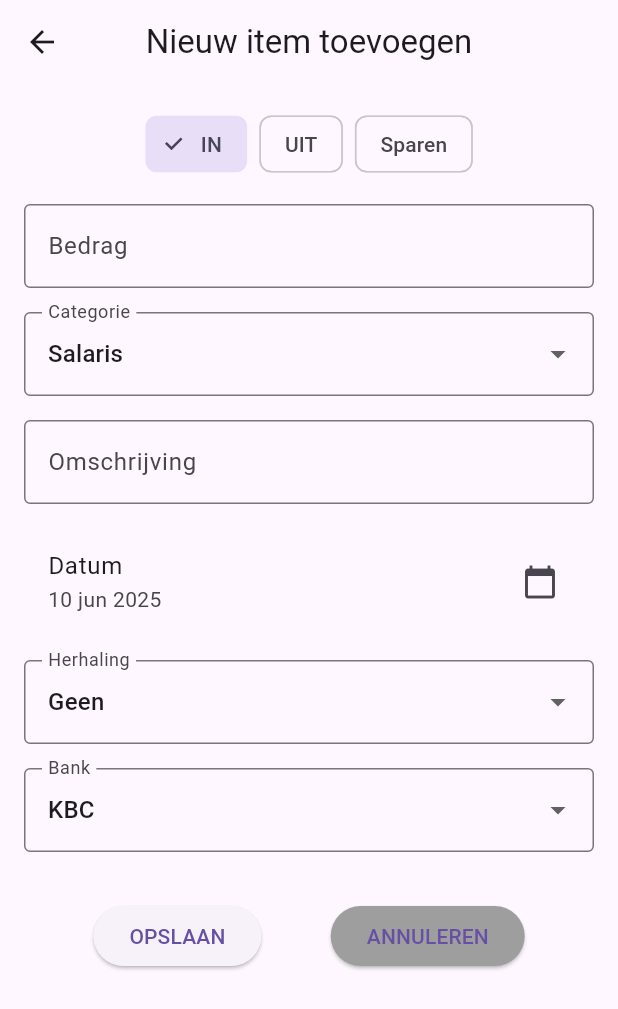
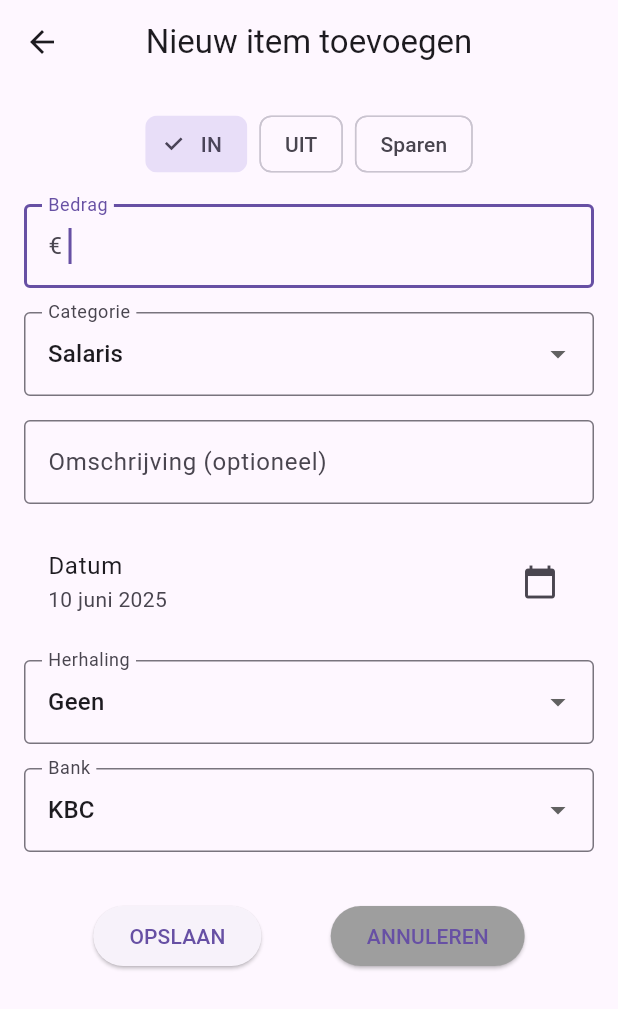
Before and after one commit to Mikedc1205/mijn-budget-app, a Flutter app: the screen it shows after launch, after a tap on the "add" icon, on a phone screen of 412 x 824 dp. Shown: the top 1009 px of the screen. Run offline on Flutter 3.47's test engine with Material 3 defaults, Android fonts, the light colour scheme and no system bars; our stand-ins replace shared_preferences.

Commit message:
Functionaliteit voor spaargeld toevoegen en debug prints voor uitgaven

```diff
--- a/lib/main.dart
+++ b/lib/main.dart
@@ -1,6 +1,6 @@
 import 'dart:convert';
 import 'screens/budget_scherm.dart';
-import 'screens/spaargeld_scherm.dart';
+import 'screens/spaargeld_scherm.dart'; // Importeer het bijgewerkte SpaargeldScherm
 import 'screens/opties_scherm.dart';
 
 import 'package:flutter/material.dart';
@@ -21,7 +21,7 @@
   double bedrag;
   String type; // 'inkomen', 'uitgave' of 'spaar'
   String categorie;
-  String bank; // 'KBC', 'Keytrade', 'Belfius'
+  String bank; // 'KBC', 'Keytrade', 'Belfius', 'Cash'
   String omschrijving;
   String herhaling; // 'Geen', 'Wekelijks', 'Maandelijks', 'Jaarlijks'
   bool uitSpaarpot;
@@ -104,9 +104,10 @@
   int _currentIndex = 0;
   late Future<void> _initialLoad; // om in initState te laden
 
+  // Veranderd: SpaargeldScherm is nu geen const meer in deze lijst
   final List<Widget> _schermen = [
     const BudgetScherm(),
-    const SpaargeldScherm(),
+    SpaargeldScherm(), // GEEN 'const' meer hier
     const OptiesScherm(),
   ];
 
@@ -204,7 +205,10 @@
                     onTransactieChanged: _saveData,
                   );
                 } else if (w is SpaargeldScherm) {
-                  return const SpaargeldScherm();
+                  // SpaargeldScherm krijgt nu de _saveData callback mee
+                  return SpaargeldScherm(
+                    onSpaargeldChanged: _saveData,
+                  );
                 } else if (w is OptiesScherm) {
                   return OptiesScherm(
                     onWisAlles: () async {
@@ -245,19 +249,3 @@
     );
   }
 }
-
-// ------------ BudgetScherm ------------
-
-
-// ------------ TransactionListScherm ------------
-
-
-// ------------ VoegTransactieToeScherm ------------
-
-
-
-// ------------ SpaargeldScherm ------------
-
-
-
-// ------------ OptiesScherm ------------
--- a/lib/screens/budget_scherm.dart
+++ b/lib/screens/budget_scherm.dart
@@ -3,6 +3,7 @@
 import 'transaction_list_scherm.dart';
 import 'voeg_transactie_toe_scherm.dart';
 
+// Dit is een testcommentaarregel: aangepast door de AI.
 // Zorg ervoor dat 'maandNamen' hier of in main.dart gedefinieerd is.
 // Als het in main.dart staat en je hebt het import-statement correct, is het goed.
 // Anders, voeg deze lijst toe:
--- a/lib/screens/spaargeld_scherm.dart
+++ b/lib/screens/spaargeld_scherm.dart
@@ -1,100 +1,96 @@
 import 'package:flutter/material.dart';
-import '../main.dart'; // zodat spaarsaldi beschikbaar is
+import '../main.dart'; // Voor toegang tot de globale 'spaarsaldi' map en Transactie model
+import '../screens/voeg_spaar_transactie_toe_scherm.dart'; // NIEUW: Importeer het scherm voor spaartransacties
 
 class SpaargeldScherm extends StatefulWidget {
-  const SpaargeldScherm({Key? key}) : super(key: key);
+  final Future<void> Function()? onSpaargeldChanged;
+
+  const SpaargeldScherm({Key? key, this.onSpaargeldChanged}) : super(key: key);
 
   @override
   State<SpaargeldScherm> createState() => _SpaargeldSchermState();
 }
 
 class _SpaargeldSchermState extends State<SpaargeldScherm> {
-  // De widget voor één spaarkaart
-  Widget spaarkaart(String naam, double saldo, Color kleur) {
-    return Card(
-      color: kleur.withOpacity(0.1),
-      margin: const EdgeInsets.symmetric(vertical: 8, horizontal: 16),
-      child: ListTile(
-        leading: Icon(
-          Icons.account_balance,
-          color: kleur,
-          size: 32,
-        ),
-        title: Text(
-          naam,
-          style: TextStyle(
-            fontSize: 18,
-            color: kleur,
-            fontWeight: FontWeight.bold,
-          ),
-        ),
-        trailing: Row(
-          mainAxisSize: MainAxisSize.min,
-          children: [
-            Text(
-              '€ ${saldo.toStringAsFixed(2)}',
-              style: TextStyle(
-                fontSize: 16,
-                color: kleur,
-                fontWeight: FontWeight.w600,
-              ),
-            ),
-            IconButton(
-              icon: const Icon(Icons.edit),
-              tooltip: 'Wijzig saldo',
-              onPressed: () async {
-                final controller = TextEditingController(text: saldo.toStringAsFixed(2));
-                final result = await showDialog<double>(
-                  context: context,
-                  builder: (context) => AlertDialog(
-                    title: Text('Wijzig saldo voor $naam'),
-                    content: TextField(
-                      controller: controller,
-                      keyboardType: const TextInputType.numberWithOptions(decimal: true),
-                      decoration: const InputDecoration(labelText: 'Nieuw saldo (€)'),
-                    ),
-                    actions: [
-                      TextButton(
-                        onPressed: () => Navigator.of(context).pop(), // Annuleren
-                        child: const Text('Annuleren'),
-                      ),
-                      TextButton(
-                        onPressed: () {
-                          final value = double.tryParse(controller.text.replaceAll(',', '.'));
-                          Navigator.of(context).pop(value);
-                        },
-                        child: const Text('Opslaan'),
-                      ),
-                    ],
-                  ),
-                );
-                if (result != null) {
-                  setState(() {
-                    spaarsaldi[naam] = result;
-                  });
-                }
-              },
-            ),
-          ],
-        ),
-      ),
-    );
-  }
-
   @override
   Widget build(BuildContext context) {
     return Scaffold(
       appBar: AppBar(
-        title: const Text('Spaargeld'),
+        title: const Text('Mijn Spaargeld'),
         centerTitle: true,
       ),
-      body: ListView(
-        children: [
-          spaarkaart('KBC', spaarsaldi['KBC'] ?? 0.0, Colors.blue),
-          spaarkaart('Keytrade', spaarsaldi['Keytrade'] ?? 0.0, Colors.purple),
-          spaarkaart('Belfius', spaarsaldi['Belfius'] ?? 0.0, Colors.red),
-          spaarkaart('Cash', spaarsaldi['Cash'] ?? 0.0, Colors.grey),
-        ],
+      body: spaarsaldi.isEmpty
+          ? const Center(
+        child: Text(
+          'Nog geen spaarsaldi. Voeg transacties toe!',
+          style: TextStyle(fontSize: 16, color: Colors.grey),
+          textAlign: TextAlign.center,
+        ),
+      )
+          : ListView.builder(
+        padding: const EdgeInsets.all(16),
+        itemCount: spaarsaldi.length,
+        itemBuilder: (context, index) {
+          String bankNaam = spaarsaldi.keys.elementAt(index);
+          double saldo = spaarsaldi.values.elementAt(index);
+
+          return Card(
+            margin: const EdgeInsets.only(bottom: 12),
+            elevation: 2,
+            child: ListTile(
+              contentPadding: const EdgeInsets.symmetric(vertical: 8, horizontal: 16),
+              leading: Icon(
+                Icons.account_balance,
+                color: Theme.of(context).primaryColor,
+              ),
+              title: Text(
+                bankNaam,
+                style: const TextStyle(
+                  fontSize: 18,
+                  fontWeight: FontWeight.bold,
+                ),
+              ),
+              subtitle: Text(
+                '€ ${saldo.toStringAsFixed(2)}',
+                style: TextStyle(
+                  fontSize: 20,
+                  fontWeight: FontWeight.w600,
+                  color: saldo >= 0 ? Colors.green[700] : Colors.red[700],
+                ),
+              ),
+              onTap: () {
+                // print('Getikt op $bankNaam');
+              },
+            ),
+          );
+        },
+      ),
+      // NIEUW: FloatingActionButton toegevoegd
+      floatingActionButton: FloatingActionButton(
+        onPressed: () async {
+          final result = await Navigator.push<Transactie>(
+            context,
+            MaterialPageRoute(
+              builder: (_) => VoegSpaarTransactieToeScherm(), // Nieuw scherm
+            ),
+          );
+
+          if (result != null) {
+            setState(() {
+              // De transactie is van het type 'spaar', dus we voegen het bedrag toe aan de bank
+              // De 'main.dart' logica voor 'spaar' transacties zal dit ook doen.
+              // We triggeren hier een update van de spaarsaldi om de UI direct te verversen.
+              spaarsaldi[result.bank] = (spaarsaldi[result.bank] ?? 0) + result.bedrag;
+
+              // Roep de callback aan om de data op te slaan in SharedPreferences
+              if (widget.onSpaargeldChanged != null) {
+                widget.onSpaargeldChanged!();
+              }
+            });
+          }
+        },
+        child: const Icon(Icons.add),
+        tooltip: 'Voeg geld toe aan spaarpot',
       ),
     );
   }
--- a/lib/screens/voeg_transactie_toe_scherm.dart
+++ b/lib/screens/voeg_transactie_toe_scherm.dart
@@ -1,6 +1,6 @@
 import 'package:flutter/material.dart';
 import 'package:intl/intl.dart';
-import '../main.dart';
+import '../main.dart'; // Voor toegang tot model, transacties en categorieen!
 
 class VoegTransactieToeScherm extends StatefulWidget {
   const VoegTransactieToeScherm({Key? key}) : super(key: key);
@@ -11,15 +11,39 @@
 }
 
 class _VoegTransactieToeSchermState extends State<VoegTransactieToeScherm> {
+  // Een GlobalKey om het formulier te kunnen valideren
+  final _formKey = GlobalKey<FormState>();
+
   String geselecteerdType = 'inkomen';
   final TextEditingController _bedragController = TextEditingController();
-  String geselecteerdeCategorie = categorieen.first;
+  // Zorg dat geselecteerdeCategorie een geldige waarde heeft bij opstarten
+  // Dit voorkomt een fout als categorieen leeg zou zijn, hoewel het dat hier niet is.
+  String geselecteerdeCategorie = categorieen.isNotEmpty ? categorieen.first : 'Overig';
   bool uitSpaarpot = false;
   final TextEditingController _omschrijvingController =
   TextEditingController();
   DateTime gekozenDatum = DateTime.now();
   String gekozenHerhaling = 'Geen';
-  String geselecteerdeBank = 'KBC';
+  // Zorg dat geselecteerdeBank een geldige waarde heeft bij opstarten
+  String geselecteerdeBank = 'KBC'; // Ga ervan uit dat KBC altijd bestaat
+
+  // Lijst van banken, deze zou je ook dynamisch kunnen maken via main.dart/shared_preferences
+  final List<String> bankNamen = ['KBC', 'Keytrade', 'Belfius', 'Cash'];
+
+
+  @override
+  void initState() {
+    super.initState();
+    // Als de categorieën dynamisch zouden zijn en geselecteerdeCategorie er niet in zou zitten,
+    // dan zorg je hier voor een fallback. Met de huidige setup is dat niet direct nodig.
+    if (!categorieen.contains(geselecteerdeCategorie) && categorieen.isNotEmpty) {
+      geselecteerdeCategorie = categorieen.first;
+    }
+    if (!bankNamen.contains(geselecteerdeBank) && bankNamen.isNotEmpty) {
+      geselecteerdeBank = bankNamen.first;
+    }
+  }
+
 
   Future<void> _selectDate(BuildContext context) async {
     final DateTime? gekozen = await showDatePicker(
@@ -37,13 +61,23 @@
   }
 
   @override
+  void dispose() {
+    _bedragController.dispose();
+    _omschrijvingController.dispose();
+    super.dispose();
+  }
+
+  @override
   Widget build(BuildContext context) {
     return Scaffold(
       appBar: AppBar(
         title: const Text('Nieuw item toevoegen'),
         centerTitle: true,
       ),
-      body: SingleChildScrollView(
+      // Wikkel de SingleChildScrollView in een Form widget
+      body: Form(
+        key: _formKey, // Koppel de GlobalKey aan het formulier
+        child: SingleChildScrollView(
           padding: const EdgeInsets.all(16),
           child: Column(
             children: [
@@ -56,7 +90,7 @@
                     onSelected: (_) {
                       setState(() {
                         geselecteerdType = 'inkomen';
-                      uitSpaarpot = false;
+                        uitSpaarpot = false; // Reset als type verandert
                       });
                     },
                   ),
@@ -77,14 +111,15 @@
                     onSelected: (_) {
                       setState(() {
                         geselecteerdType = 'spaar';
-                      uitSpaarpot = false;
+                        uitSpaarpot = false; // Reset als type verandert
                       });
                     },
                   ),
                 ],
               ),
               const SizedBox(height: 16),
-            TextField(
+              // Gebruik TextFormField voor validatie
+              TextFormField(
                 controller: _bedragController,
                 keyboardType:
                 const TextInputType.numberWithOptions(decimal: true),
@@ -93,6 +128,19 @@
                   border: OutlineInputBorder(),
                   labelText: 'Bedrag',
                 ),
+                autofocus: true, // Focus direct op dit veld
+                validator: (value) {
+                  if (value == null || value.isEmpty) {
+                    return 'Vul een bedrag in.';
+                  }
+                  // Vervang komma door punt voor parsing
+                  final cleanedValue = value.replaceAll(',', '.');
+                  final bedrag = double.tryParse(cleanedValue);
+                  if (bedrag == null || bedrag <= 0) {
+                    return 'Voer een geldig positief bedrag in.';
+                  }
+                  return null; // Geen fout
+                },
               ),
               const SizedBox(height: 16),
               DropdownButtonFormField<String>(
@@ -113,6 +161,7 @@
                 ),
               ),
               const SizedBox(height: 16),
+              // Toon 'uitSpaarpot' alleen bij uitgaven
               if (geselecteerdType == 'uitgave')
                 SwitchListTile(
                   title: const Text('Uit spaarpot halen?'),
@@ -128,14 +177,14 @@
                 controller: _omschrijvingController,
                 decoration: const InputDecoration(
                   border: OutlineInputBorder(),
-                labelText: 'Omschrijving',
+                  labelText: 'Omschrijving (optioneel)', // Geef aan dat het optioneel is
                 ),
               ),
               const SizedBox(height: 16),
               ListTile(
                 title: const Text('Datum'),
                 subtitle: Text(
-                DateFormat('dd MMM yyyy', 'nl').format(gekozenDatum),
+                  DateFormat('dd MMMM yyyy', 'nl').format(gekozenDatum), // Volledige maandnaam
                 ),
                 trailing: const Icon(Icons.calendar_today),
                 onTap: () => _selectDate(context),
@@ -161,7 +210,7 @@
               const SizedBox(height: 16),
               DropdownButtonFormField<String>(
                 value: geselecteerdeBank,
-              items: ['KBC', 'Keytrade', 'Belfius']
+                items: bankNamen // Gebruik de lijst van bankNamen
                     .map((b) => DropdownMenuItem(value: b, child: Text(b)))
                     .toList(),
                 onChanged: (nieuw) {
@@ -182,8 +231,11 @@
                 children: [
                   ElevatedButton(
                     onPressed: () {
+                      // Valideer het formulier voordat je doorgaat
+                      if (_formKey.currentState!.validate()) {
                         final bedrag =
-                        double.tryParse(_bedragController.text) ?? 0.0;
+                            double.tryParse(_bedragController.text.replaceAll(',', '.')) ?? 0.0; // Zorg dat komma's ook werken
+
                         final nieuweTransactie = Transactie(
                           datum: gekozenDatum,
                           bedrag: bedrag,
@@ -194,13 +246,15 @@
                           herhaling: gekozenHerhaling,
                           uitSpaarpot: uitSpaarpot,
                         );
+
                         Navigator.pop(context, nieuweTransactie);
+                      }
                     },
                     child: const Text('OPSLAAN'),
                   ),
                   ElevatedButton(
                     onPressed: () {
-                    Navigator.pop(context);
+                      Navigator.pop(context); // Gewoon teruggaan
                     },
                     style: ElevatedButton.styleFrom(
                       backgroundColor: Colors.grey,
@@ -212,6 +266,7 @@
             ],
           ),
         ),
+      ),
     );
   }
 }
```
Also changed, not shown: lib/screens/voeg_spaar_transactie_toe_scherm.dart (added, +131 -0 lines). Lines whose indentation alone changed are shown as unchanged.
